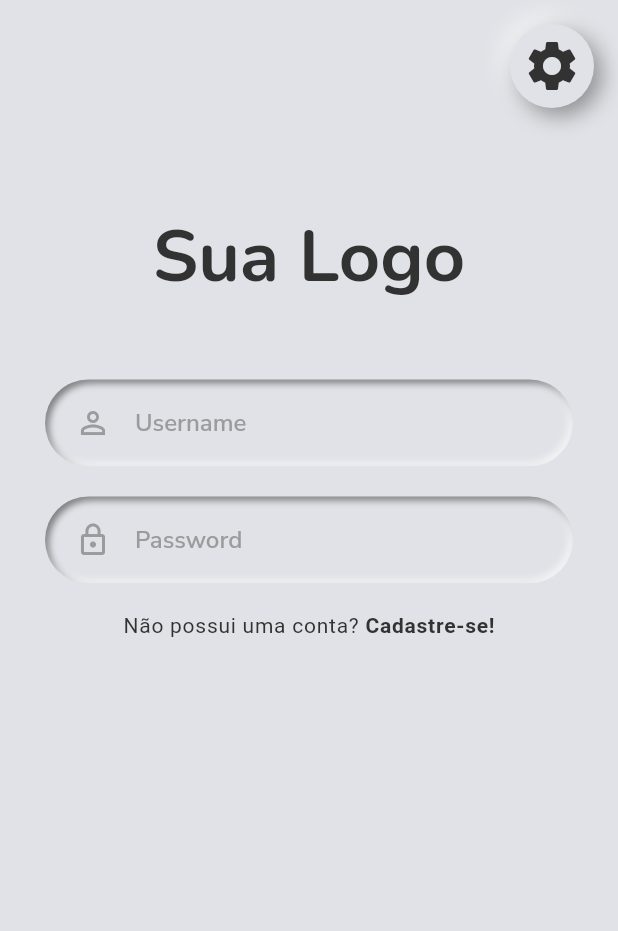
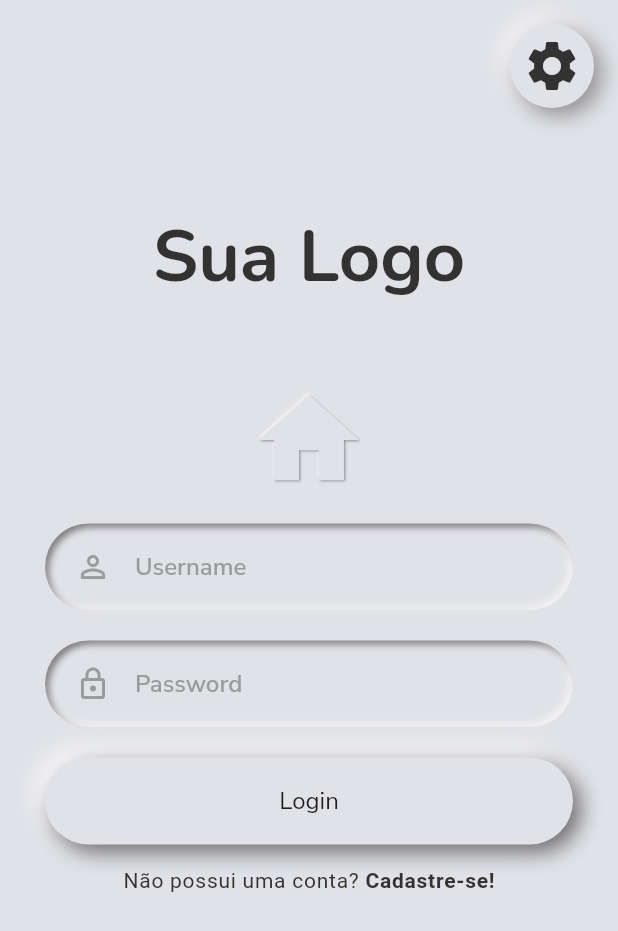
Before and after one commit to GustavoNeri02/animacoes_complexas, a Flutter app: the screen it shows after launch, on a phone screen of 412 x 824 dp. Shown: the top 931 px of the screen. Run offline on Flutter 3.47's test engine with Material 2 defaults, Android fonts, the light colour scheme and no system bars; drawn by our look-alikes of flutter_neumorphic; our stand-ins replace google_fonts.

Commit message:
Criação do botão de LogIn, manutenção de código

```diff
--- a/lib/screens/login/login_screen.dart
+++ b/lib/screens/login/login_screen.dart
@@ -1,5 +1,7 @@
+import 'package:animations/palette.dart';
 import 'package:animations/screens/login/widgets/form_container.dart';
 import 'package:animations/screens/login/widgets/sign_up_button.dart';
+import 'package:animations/screens/login/widgets/stagger_animation.dart';
 import 'package:flutter_neumorphic/flutter_neumorphic.dart';
 import 'package:google_fonts/google_fonts.dart';
 
@@ -10,7 +12,23 @@ class LoginScreen extends StatefulWidget {
   State<LoginScreen> createState() => _LoginScreenState();
 }
 
-class _LoginScreenState extends State<LoginScreen> {
+class _LoginScreenState extends State<LoginScreen>
+    with SingleTickerProviderStateMixin {
+  late AnimationController _animationController;
+
+  @override
+  void initState() {
+    super.initState();
+    _animationController =
+        AnimationController(vsync: this, duration: const Duration(seconds: 2));
+  }
+
+  @override
+  void dispose() {
+    _animationController.dispose();
+    super.dispose();
+  }
+
   @override
   Widget build(BuildContext context) {
     return Scaffold(
@@ -27,36 +45,39 @@ class _LoginScreenState extends State<LoginScreen> {
           ),
         ],
       ),
-      body: Container(
-          decoration: const BoxDecoration(
-              // image: DecorationImage(
-              //   image: AssetImage("images/background_full_size.jpg", ),
-              //   fit: BoxFit.cover,
-              // )
-              ),
-          child: ListView(
-            padding: const EdgeInsets.symmetric(horizontal: 10),
-            children: [
-              Stack(
-                children: [
-                  Column(
+      body: ListView(
+        physics: const BouncingScrollPhysics(),
+        padding: const EdgeInsets.symmetric(horizontal: 30),
         children: [
           Padding(
             padding: const EdgeInsets.symmetric(vertical: 50),
             child: Text("Sua Logo",
+                textAlign: TextAlign.center,
                 style: GoogleFonts.nunito(
-                                color: const Color(0XFF323232),
+                    color: Pallet().palette![1],
                     fontSize: 48,
                     fontWeight: FontWeight.bold)),
           ),
+          NeumorphicIcon(
+            Icons.home,
+            size: 80,
+            duration: const Duration(seconds: 2),
+            curve: Curves.elasticInOut,
+            style: const NeumorphicStyle(
+              depth: 1.5,
+            ),
+          ),
+          const SizedBox(
+            height: 16,
+          ),
           const FormContainer(),
+          StaggerAnimation(controller: _animationController.view),
+          const SizedBox(
+            height: 16,
+          ),
           const SignUpButton(),
         ],
-                  )
-                ],
-              )
-            ],
-          )),
+      ),
     );
   }
 }
--- a/lib/screens/login/widgets/form_container.dart
+++ b/lib/screens/login/widgets/form_container.dart
@@ -7,17 +7,13 @@ class FormContainer extends StatelessWidget {
 
   @override
   Widget build(BuildContext context) {
-    return Container(
-      margin: const EdgeInsets.symmetric(horizontal: 20),
-      child: Form(
-        child: Column(
-          children: const [
-            InputField(
-                hint: "Username", obscure: false, icon: Icons.person_outline),
-            InputField(
-                hint: "Password", obscure: true, icon: Icons.lock_outline),
-          ],
-        ),
+    return Form(
+      child: Column(
+        children: const [
+          InputField(
+              hint: "Username", obscure: false, icon: Icons.person_outline),
+          InputField(hint: "Password", obscure: true, icon: Icons.lock_outline),
+        ],
       ),
     );
   }
--- /dev/null
+++ b/lib/screens/login/widgets/stagger_animation.dart
@@ -0,0 +1,38 @@
+import 'package:flutter/cupertino.dart';
+import 'package:flutter/material.dart';
+import 'package:flutter_neumorphic/flutter_neumorphic.dart';
+import 'package:google_fonts/google_fonts.dart';
+
+class StaggerAnimation extends StatelessWidget {
+  final Animation controller;
+
+  const StaggerAnimation({Key? key, required this.controller})
+      : super(key: key);
+
+  Widget _buildAnimation(BuildContext context, Widget? child) {
+    return Container(
+      child: NeumorphicButton(
+        onPressed: () {},
+        minDistance: 1,
+        style: NeumorphicStyle(
+            intensity: 1,
+            boxShape: NeumorphicBoxShape.roundRect(
+                const BorderRadius.all(Radius.circular(50)))),
+        child: Text(
+          "Login",
+          textAlign: TextAlign.center,
+          style: GoogleFonts.nunitoSans(fontSize: 16),
+        ),
+        padding: EdgeInsets.symmetric(vertical: 18),
+      ),
+    );
+  }
+
+  @override
+  Widget build(BuildContext context) {
+    return AnimatedBuilder(
+      animation: controller,
+      builder: _buildAnimation,
+    );
+  }
+}
```
Lines whose indentation alone changed are shown as unchanged.
